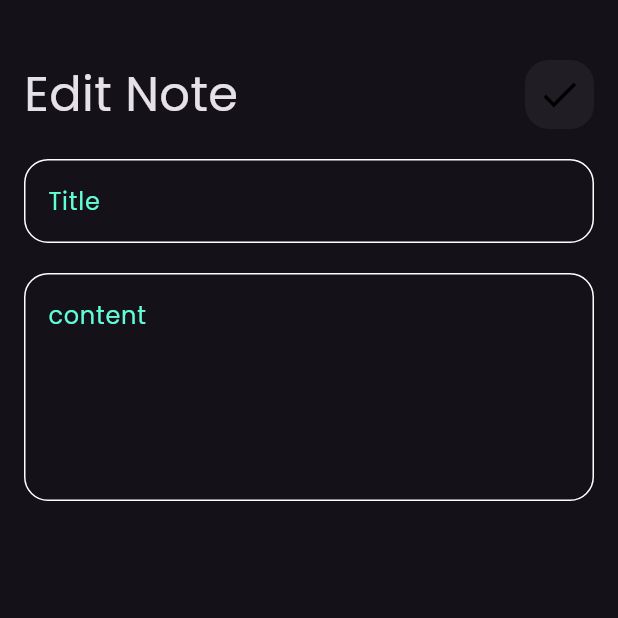
After one commit to abdulrahmanibrahimdawood/Note_app, a Flutter app: the screen it shows after launch, after a tap on "Flutter Tips", on a phone screen of 412 x 824 dp, the top half of it. The commit adds this screen. Run offline on Flutter 3.47's test engine with Material 3 defaults, Android fonts, the phone set to English and light mode, and no system bars; our stand-ins replace font_awesome_flutter.

Commit message:
create ui note view

```diff
--- /dev/null
+++ b/lib/screens/note_edit_view.dart
@@ -0,0 +1,13 @@
+import 'package:flutter/material.dart';
+import 'package:note/widgets/edit_note_view_body.dart';
+
+class NoteEditView extends StatelessWidget {
+  const NoteEditView({super.key});
+
+  @override
+  Widget build(BuildContext context) {
+    return const Scaffold(
+      body: EditNoteViewBody(),
+    );
+  }
+}
--- a/lib/widgets/custom_app_bar.dart
+++ b/lib/widgets/custom_app_bar.dart
@@ -2,20 +2,23 @@ import 'package:flutter/material.dart';
 import 'package:note/widgets/custom_search_icon.dart';
 
 class CustomAppBar extends StatelessWidget {
-  const CustomAppBar({super.key});
-
+  const CustomAppBar({super.key, required this.title, required this.icon});
+  final String title;
+  final IconData icon;
   @override
   Widget build(BuildContext context) {
-    return const Row(
+    return Row(
       mainAxisAlignment: MainAxisAlignment.spaceBetween,
       children: [
         Text(
-          'Notes',
-          style: TextStyle(
+          title,
+          style: const TextStyle(
             fontSize: 32,
           ),
         ),
-        CustomSearchIcon(),
+        CustomSearchIcon(
+          icon: icon,
+        ),
       ],
     );
   }
--- a/lib/widgets/custom_note_item.dart
+++ b/lib/widgets/custom_note_item.dart
@@ -1,12 +1,24 @@
 import 'package:flutter/material.dart';
 import 'package:font_awesome_flutter/font_awesome_flutter.dart';
+import 'package:note/widgets/edit_note_view_body.dart';
 
 class CustomNoteItem extends StatelessWidget {
   const CustomNoteItem({super.key});
 
   @override
   Widget build(BuildContext context) {
-    return Container(
+    return GestureDetector(
+      onTap: () {
+        Navigator.push(
+          context,
+          MaterialPageRoute(
+            builder: (context) {
+              return const EditNoteViewBody();
+            },
+          ),
+        );
+      },
+      child: Container(
         padding: const EdgeInsets.only(left: 20, top: 20, bottom: 20),
         decoration: BoxDecoration(
           color: const Color(0xffFFCC80),
@@ -41,12 +53,13 @@ class CustomNoteItem extends StatelessWidget {
               padding: const EdgeInsets.only(right: 24),
               child: Text(
                 'May21 , 2022',
-              style:
-                  TextStyle(color: Colors.black.withOpacity(.4), fontSize: 16),
+                style: TextStyle(
+                    color: Colors.black.withOpacity(.4), fontSize: 16),
               ),
             ),
           ],
         ),
+      ),
     );
   }
 }
--- a/lib/widgets/custom_search_icon.dart
+++ b/lib/widgets/custom_search_icon.dart
@@ -1,7 +1,8 @@
 import 'package:flutter/material.dart';
 
 class CustomSearchIcon extends StatelessWidget {
-  const CustomSearchIcon({super.key});
+  const CustomSearchIcon({super.key, required this.icon});
+  final IconData icon;
 
   @override
   Widget build(BuildContext context) {
@@ -12,9 +13,9 @@ class CustomSearchIcon extends StatelessWidget {
         borderRadius: BorderRadius.circular(16),
         color: Colors.white.withOpacity(.05),
       ),
-      child: const Center(
+      child: Center(
         child: Icon(
-          Icons.search,
+          icon,
           size: 30,
           color: Colors.black,
         ),
--- /dev/null
+++ b/lib/widgets/edit_note_view_body.dart
@@ -0,0 +1,38 @@
+import 'package:flutter/material.dart';
+import 'package:note/widgets/custom_app_bar.dart';
+import 'package:note/widgets/custom_text_feild.dart';
+
+class EditNoteViewBody extends StatelessWidget {
+  const EditNoteViewBody({super.key});
+
+  @override
+  Widget build(BuildContext context) {
+    return const Scaffold(
+      body: Padding(
+        padding: EdgeInsets.symmetric(horizontal: 16),
+        child: Column(
+          children: [
+            SizedBox(
+              height: 40,
+            ),
+            CustomAppBar(
+              icon: Icons.check,
+              title: 'Edit Note',
+            ),
+            SizedBox(
+              height: 20,
+            ),
+            CustomTextFeild(hintText: 'Title'),
+            SizedBox(
+              height: 20,
+            ),
+            CustomTextFeild(
+              hintText: 'content',
+              maxLines: 5,
+            ),
+          ],
+        ),
+      ),
+    );
+  }
+}
--- a/lib/widgets/notes_view_body.dart
+++ b/lib/widgets/notes_view_body.dart
@@ -15,7 +15,10 @@ class NotesViewBody extends StatelessWidget {
           SizedBox(
             height: 40,
           ),
-          CustomAppBar(),
+          CustomAppBar(
+            icon: Icons.search,
+            title: 'Notes',
+          ),
           SizedBox(
             height: 20,
           ),
```
Lines whose indentation alone changed are shown as unchanged.
